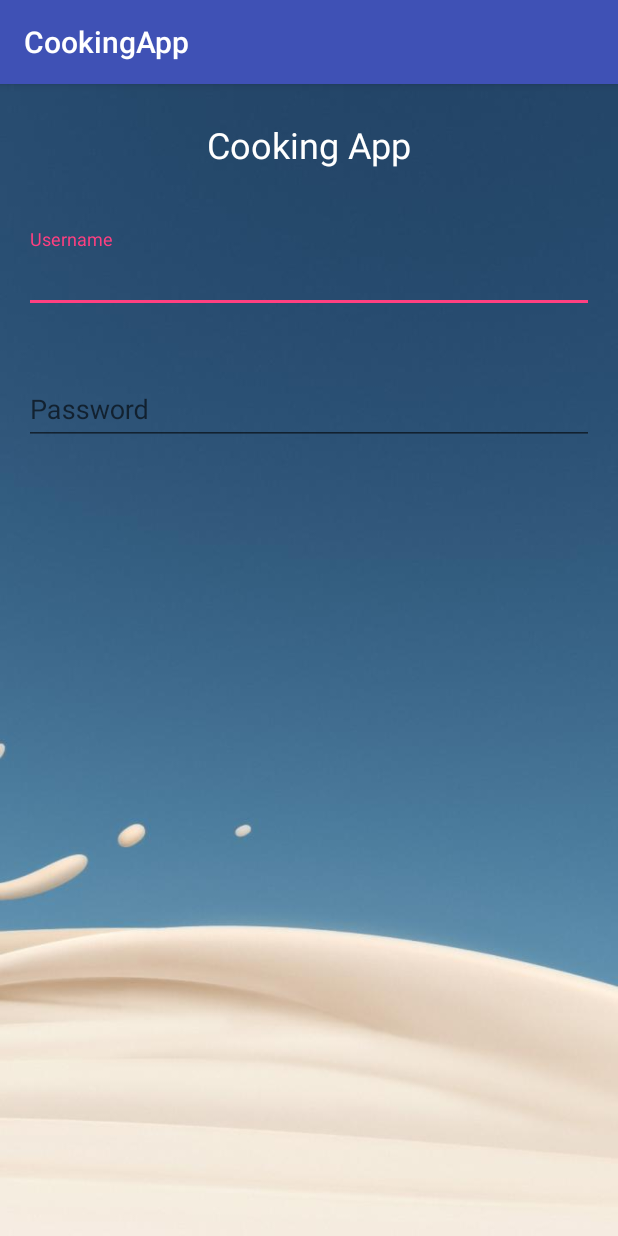
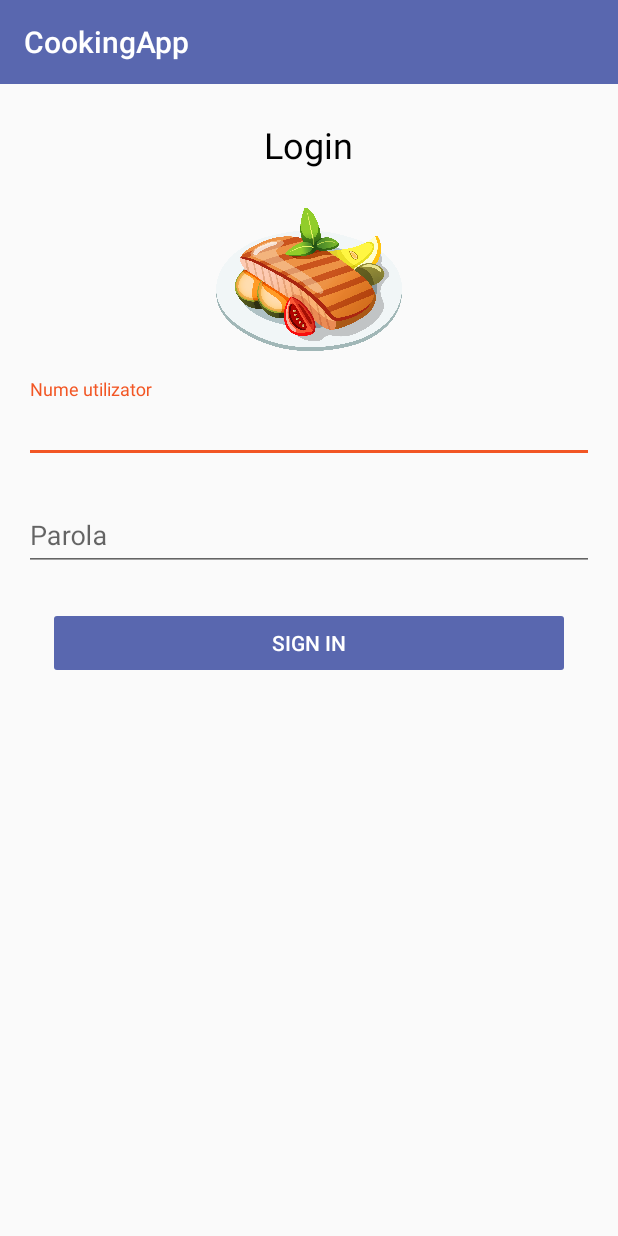
Before and after one commit to roxanapal/BScCookingApp, an Android app: the screen it shows after launch (LoginActivity), on a phone screen of 412 x 824 dp. Run offline under Robolectric (Android 15) with nearby library versions, the phone set to English and light mode, and no system bars.

Commit message:
Changed the layout for login, added dimensions to dimens.xml, added ButterKnife to gradle.

```diff
--- a/app/build.gradle
+++ b/app/build.gradle
@@ -4,7 +4,7 @@ android {
     compileSdkVersion 26
     defaultConfig {
         applicationId "com.easy.cooking.licentacookingapp"
-        minSdkVersion 16
+        minSdkVersion 21
         targetSdkVersion 26
         versionCode 1
         versionName "1.0"
@@ -26,4 +26,7 @@ dependencies {
     androidTestImplementation 'com.android.support.test:runner:1.0.1'
     androidTestImplementation 'com.android.support.test.espresso:espresso-core:3.0.1'
     implementation 'com.android.support:design:26.1.0'
+
+    implementation 'com.jakewharton:butterknife:8.8.1'
+    annotationProcessor 'com.jakewharton:butterknife-compiler:8.8.1'
 }
--- a/app/src/main/AndroidManifest.xml
+++ b/app/src/main/AndroidManifest.xml
@@ -8,6 +8,8 @@
         android:label="@string/app_name"
         android:roundIcon="@mipmap/ic_launcher_food_round"
         android:supportsRtl="true"
+        android:hardwareAccelerated="false"
+        android:largeHeap="true"
         android:theme="@style/AppTheme">
         <activity android:name=".LoginActivity">
             <intent-filter>
--- a/app/src/main/res/layout/activity_login.xml
+++ b/app/src/main/res/layout/activity_login.xml
@@ -1,44 +1,73 @@
 <?xml version="1.0" encoding="utf-8"?>
-<LinearLayout xmlns:android="http://schemas.android.com/apk/res/android"
+<ScrollView xmlns:android="http://schemas.android.com/apk/res/android"
     xmlns:tools="http://schemas.android.com/tools"
     android:layout_width="match_parent"
     android:layout_height="match_parent"
-    android:background="@drawable/milk_background"
-    android:orientation="vertical"
     tools:context="com.easy.cooking.bsccookingapp.LoginActivity">
+
+    <LinearLayout
+        android:layout_width="match_parent"
+        android:layout_height="wrap_content"
+        android:orientation="vertical">
 
         <TextView
             android:id="@+id/login_title_tv"
             android:layout_width="wrap_content"
             android:layout_height="wrap_content"
             android:layout_gravity="center"
-        android:layout_margin="24dp"
+            android:layout_margin="@dimen/margin_xlarge"
             android:text="@string/login_tv_title"
-        android:textColor="@android:color/white"
-        android:textSize="24sp" />
+            android:textColor="@android:color/black"
+            android:textSize="@dimen/font_size_huge" />
+
+        <ImageView
+            android:id="@+id/login_img"
+            android:layout_width="match_parent"
+            android:layout_height="@dimen/iv_login_height"
+            android:src="@drawable/grilled_steak" />
 
         <android.support.design.widget.TextInputLayout
             android:layout_width="match_parent"
             android:layout_height="wrap_content"
-        android:layout_margin="16dp">
+            android:layout_marginTop="@dimen/margin_large"
+            android:layout_marginRight="@dimen/margin_large"
+            android:layout_marginLeft="@dimen/margin_large">
 
             <android.support.design.widget.TextInputEditText
+                android:id="@+id/login_tiet_username"
                 android:layout_width="match_parent"
                 android:layout_height="wrap_content"
                 android:hint="@string/login_username_hint"
+                android:singleLine="true"
                 android:textColor="@color/colorAccent" />
         </android.support.design.widget.TextInputLayout>
 
         <android.support.design.widget.TextInputLayout
             android:layout_width="match_parent"
             android:layout_height="wrap_content"
-        android:layout_margin="16dp">
+            android:layout_margin="@dimen/margin_large">
 
             <android.support.design.widget.TextInputEditText
+                android:id="@+id/login_tiet_password"
                 android:layout_width="match_parent"
                 android:layout_height="wrap_content"
                 android:hint="@string/login_password_hint"
+                android:singleLine="true"
                 android:textColor="@color/colorAccent" />
         </android.support.design.widget.TextInputLayout>
 
+        <Button
+            android:id="@+id/login_btn"
+            android:layout_width="match_parent"
+            android:layout_height="wrap_content"
+            android:layout_gravity="center_horizontal"
+            android:layout_marginRight="@dimen/margin_huge"
+            android:layout_marginLeft="@dimen/margin_huge"
+            android:layout_marginBottom="@dimen/margin_huge"
+            android:layout_marginTop="@dimen/margin_default"
+            android:backgroundTint="@color/colorPrimary"
+            android:text="@string/login_btn_label"
+            android:textColor="@android:color/white" />
     </LinearLayout>
+
+</ScrollView>
--- a/app/src/main/res/values/colors.xml
+++ b/app/src/main/res/values/colors.xml
@@ -1,7 +1,8 @@
 <?xml version="1.0" encoding="utf-8"?>
 <resources>
-    <color name="colorPrimary">#3F51B5</color>
-    <color name="colorPrimaryDark">#303F9F</color>
-    <color name="colorAccent">#FF4081</color>
+    <color name="colorPrimary">#5967AF</color>
+    <color name="colorPrimaryDark">#232D68</color>
+    <color name="colorAccent">#F25624</color>
+    <color name="colorAccentLight">#FF8460</color>
 
 </resources>
--- /dev/null
+++ b/app/src/main/res/values/dimens.xml
@@ -0,0 +1,22 @@
+<?xml version="1.0" encoding="utf-8"?>
+<resources>
+    <!-- Margins -->
+    <dimen name="margin_small">4dp</dimen>
+    <dimen name="margin_default">8dp</dimen>
+    <dimen name="margin_large">16dp</dimen>
+    <dimen name="margin_xlarge">24dp</dimen>
+    <dimen name="margin_huge">32dp</dimen>
+
+    <!-- Paddings -->
+    <dimen name="padding_default">8dp</dimen>
+    <dimen name="padding_large">16dp</dimen>
+
+    <!-- Font sizes -->
+    <dimen name="font_size_large">16sp</dimen>
+    <dimen name="font_size_xlarge">20sp</dimen>
+    <dimen name="font_size_huge">24sp</dimen>
+
+    <!-- ImageView height -->
+    <dimen name="iv_login_height">100dp</dimen>
+
+</resources>
--- a/app/src/main/res/values/strings.xml
+++ b/app/src/main/res/values/strings.xml
@@ -1,6 +1,8 @@
 <resources>
     <string name="app_name">CookingApp</string>
-    <string name="login_username_hint">Username</string>
-    <string name="login_password_hint">Password</string>
-    <string name="login_tv_title">Cooking App</string>
+
+    <string name="login_username_hint">Nume utilizator</string>
+    <string name="login_password_hint">Parola</string>
+    <string name="login_tv_title">Login</string>
+    <string name="login_btn_label">Sign In</string>
 </resources>
```
Also changed, not shown: app/src/main/res/drawable/grilled_steak.png (added). Lines whose indentation alone changed are shown as unchanged.
